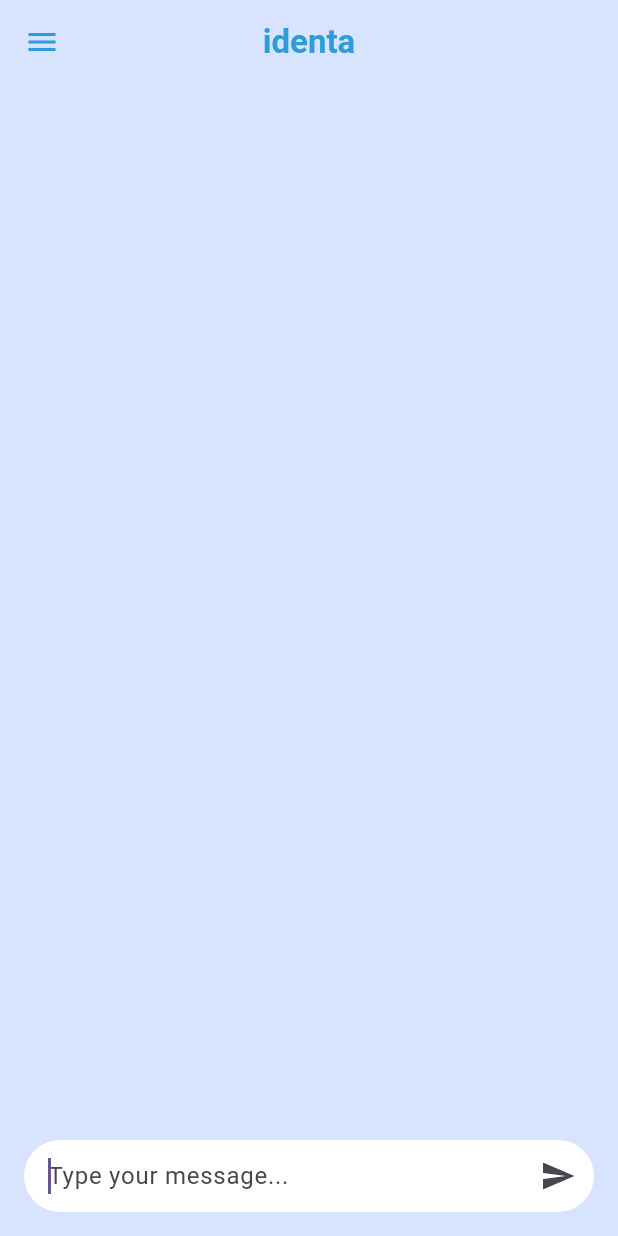
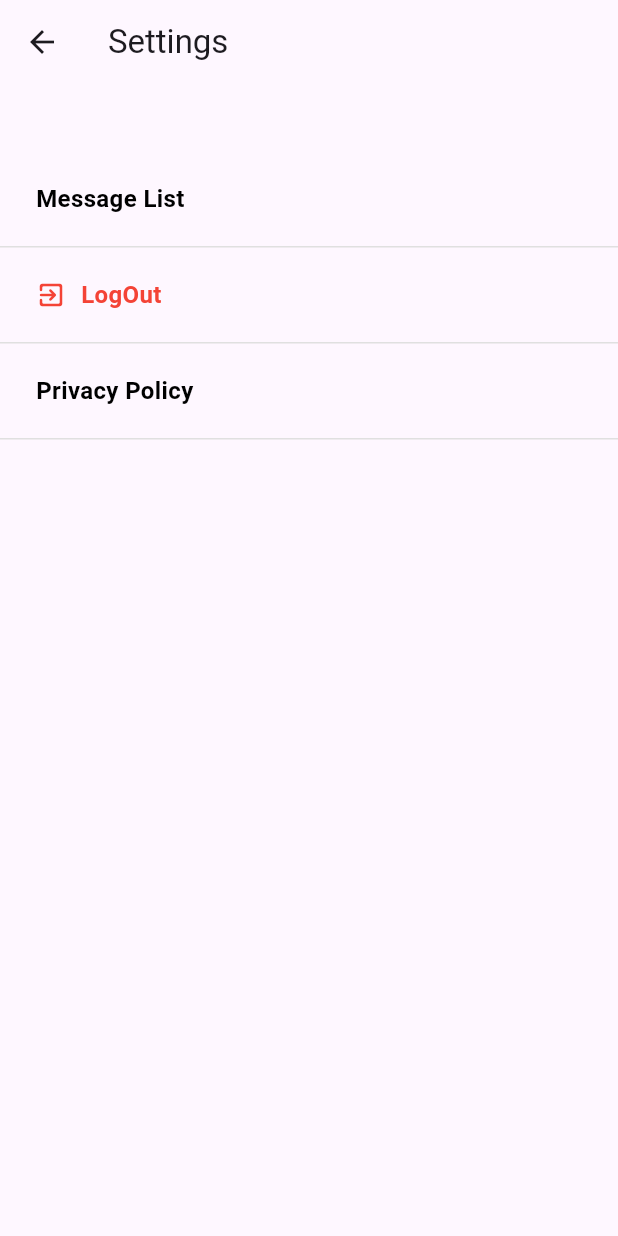
Before and after one commit to Mersaduv/identa-sample, a Flutter app: the screen it shows after launch, after a tap on the "menu" icon, on a phone screen of 412 x 824 dp. Run offline on Flutter 3.47's test engine with Material 2 defaults, Android fonts, the phone set to English and light mode, and no system bars; our stand-ins replace get; missing offline and left inert: flutter_appauth.

Commit message:
-add setting -add get route page -add logout

```diff
--- /dev/null
+++ b/lib/constants/config.dart
@@ -0,0 +1,9 @@
+import 'package:flutter/material.dart';
+import 'package:get/get.dart';
+
+class PageRoutes {
+  PageRoutes._();
+  static const String messages = '/messages';
+  static const String settings = '/settings';
+  static const String chat = '/chat';
+}
--- /dev/null
+++ b/lib/constants/text_styles.dart
@@ -0,0 +1,26 @@
+import 'package:flutter/material.dart';
+
+class MyTextStyles {
+  MyTextStyles._();
+
+  static const header = TextStyle(fontSize: 30, fontWeight: FontWeight.bold);
+  static const header2 = TextStyle(fontSize: 24, fontWeight: FontWeight.bold);
+  static const caption =
+      TextStyle(fontSize: 23, fontWeight: FontWeight.normal, height: 2.5);
+  static const button =
+      TextStyle(fontSize: 17, fontWeight: FontWeight.bold, color: Colors.white);
+  static const appbar = TextStyle(
+      fontSize: 19, fontWeight: FontWeight.normal, color: Colors.black);
+  static const textfield = TextStyle(
+      fontSize: 17, fontWeight: FontWeight.normal, color: Colors.black);
+
+  static const small = TextStyle(
+      fontSize: 14, fontWeight: FontWeight.normal, color: Colors.grey);
+  static const headline = TextStyle(
+      fontSize: 16, fontWeight: FontWeight.normal, color: Colors.black);
+  static const title =
+      TextStyle(fontSize: 17, fontWeight: FontWeight.bold, color: Colors.black);
+
+  static const chat =
+      TextStyle(fontSize: 14, fontWeight: FontWeight.bold, color: Colors.white);
+}
--- a/lib/main.dart
+++ b/lib/main.dart
@@ -1,17 +1,21 @@
 import 'package:flutter/material.dart';
+import 'package:get/get.dart';
 import 'package:identa/screens/chat.dart';
+import 'package:identa/screens/settings/view.dart';
+import 'constants/config.dart';
+import 'package:identa/screens/ChatPage.dart';
 
 void main() {
   runApp(const MyApp());
 }
 
 class MyApp extends StatelessWidget {
-  const MyApp({super.key});
+  const MyApp({Key? key}) : super(key: key);
 
   // This widget is the root of your application.
   @override
   Widget build(BuildContext context) {
-    return MaterialApp(
+    return GetMaterialApp(
       title: 'Flutter Demo',
       theme: ThemeData(
         // This is the theme of your application.
@@ -32,7 +36,12 @@ class MyApp extends StatelessWidget {
         colorScheme: ColorScheme.fromSeed(seedColor: Colors.deepPurple),
         useMaterial3: true,
       ),
-      home: const ChatScreen(),
+      initialRoute: PageRoutes.chat,
+      getPages: [
+        GetPage(name: PageRoutes.chat, page: () => const ChatScreen()),
+        GetPage(name: PageRoutes.messages, page: () => ChatPage()),
+        GetPage(name: PageRoutes.settings, page: () => Settings())
+      ],
     );
   }
 }
--- a/lib/screens/chat.dart
+++ b/lib/screens/chat.dart
@@ -9,10 +9,10 @@ import 'package:identa/services/apis/api.dart';
 import 'package:identa/widgets/text_field.dart';
 
 class ChatScreen extends StatefulWidget {
-  const ChatScreen({super.key});
+  const ChatScreen({Key? key}) : super(key: key);
 
   @override
-  _ChatScreenState createState() => _ChatScreenState();
+  State<ChatScreen> createState() => _ChatScreenState();
 }
 
 class _ChatScreenState extends State<ChatScreen> {
--- /dev/null
+++ b/lib/screens/settings/setting_item.widget.dart
@@ -0,0 +1,53 @@
+import 'package:flutter/material.dart';
+import 'package:identa/constants/text_styles.dart';
+
+class SettingItemWidget extends StatelessWidget {
+  final String title;
+  final VoidCallback? onTapped;
+  final IconData? prefixIcon;
+  final bool isInRed;
+  final Future<Null>? Function() onPressed;
+  const SettingItemWidget(
+      {Key? key,
+      required this.onPressed,
+      this.onTapped,
+      this.prefixIcon,
+      required this.title,
+      this.isInRed = false})
+      : super(key: key);
+
+  @override
+  Widget build(BuildContext context) {
+    return Container(
+      decoration: BoxDecoration(
+          border: Border(
+              bottom: BorderSide(color: Colors.grey.shade300, width: 1))),
+      width: double.infinity,
+      child: InkWell(
+        onTap: onPressed, // use onPressed as the callback
+        child: Padding(
+          padding: const EdgeInsets.symmetric(horizontal: 24, vertical: 20),
+          child: prefixIcon != null
+              ? Row(
+                  mainAxisAlignment: MainAxisAlignment.start,
+                  crossAxisAlignment: CrossAxisAlignment.center,
+                  children: [
+                    Padding(
+                        padding: const EdgeInsets.only(right: 10),
+                        child: Icon(prefixIcon,
+                            size: 20,
+                            color: isInRed ? Colors.red : Colors.black)),
+                    _title
+                  ],
+                )
+              : _title,
+        ),
+      ),
+    );
+  }
+
+  Widget get _title => Text(title,
+      style: MyTextStyles.headline.copyWith(
+          color: isInRed ? Colors.red : Colors.black,
+          fontWeight: FontWeight.bold));
+}
--- /dev/null
+++ b/lib/screens/settings/view.dart
@@ -0,0 +1,62 @@
+import 'package:flutter/material.dart';
+import 'package:get/get.dart';
+import 'package:identa/constants/config.dart';
+import 'package:identa/constants/text_styles.dart';
+import 'package:identa/screens/ChatPage.dart';
+import 'package:identa/services/auth/auth_service.dart';
+
+import 'setting_item.widget.dart';
+
+class Settings extends StatelessWidget {
+  Settings({Key? key}) : super(key: key);
+
+  @override
+  Widget build(BuildContext context) {
+    AuthService _authService = AuthService();
+
+    return Scaffold(
+      appBar: AppBar(
+        title: const Text('Settings'),
+        leading: IconButton(
+          padding: EdgeInsets.zero,
+          onPressed: () => Get.back(),
+          icon: const Icon(Icons.arrow_back),
+        ),
+      ),
+      body: SafeArea(
+        child: Column(
+          mainAxisAlignment: MainAxisAlignment.start,
+          crossAxisAlignment: CrossAxisAlignment.center,
+          children: [
+            Padding(
+              padding: const EdgeInsets.only(bottom: 30, top: 15),
+            ),
+            SettingItemWidget(
+              onTapped: () {},
+              title: 'Message List',
+              onPressed: () => Get.to(ChatPage()),
+            ),
+            SettingItemWidget(
+              onPressed: () async {
+                try {
+                  await _authService.logOut();
+                } catch (e) {
+                  print(e.toString()); // print the error message to console
+                }
+              },
+              onTapped: () {},
+              title: 'LogOut',
+              isInRed: true,
+              prefixIcon: Icons.exit_to_app_rounded,
+            ),
+            SettingItemWidget(
+              onTapped: () {},
+              title: 'Privacy Policy',
+              onPressed: () async {},
+            ),
+          ],
+        ),
+      ),
+    );
+  }
+}
--- a/lib/services/auth/auth_service.dart
+++ b/lib/services/auth/auth_service.dart
@@ -5,7 +5,7 @@ class AuthService {
   final String _redirectUrl = 'com.tooskatech.identa:/oauthredirect';
   final String _discoveryUrl =
       'https://auth.tooskatech.com/realms/identa/.well-known/openid-configuration';
-
+  String? _idToken;
   final List<String> _scopes = <String>[
     'openid',
     'profile',
@@ -13,10 +13,6 @@ class AuthService {
     'offline_access'
   ];
   final FlutterAppAuth _appAuth = const FlutterAppAuth();
-  // constructor
-  AuthService() {
-    // initialize the authorization service configuration
-  }
 
   Future<AuthorizationTokenResponse?> signInWithAutoCodeExchange(
       {bool preferEphemeralSession = false}) async {
@@ -31,14 +27,41 @@ class AuthService {
         preferEphemeralSession: preferEphemeralSession,
       ),
     );
-
+    _idToken = result?.idToken;
     return result;
   }
 
-  // void _processAuthTokenResponse(TokenResponse? response) {
-  //   var accessToken = response!.accessToken!;
-  //   var idToken = response.idToken!;
-  //   var refreshToken = response.refreshToken!;
-  //   var tokeExpiry = response.accessTokenExpirationDateTime!.toIso8601String();
+  // Future<void> logOut() async {
+  //   try {
+  //     await _appAuth.endSession(EndSessionRequest(
+  //         idTokenHint: _idToken ?? "",
+  //         postLogoutRedirectUrl: _redirectUrl,
+  //         serviceConfiguration: const AuthorizationServiceConfiguration(
+  //             authorizationEndpoint:
+  //                 'https://auth.tooskatech.com/realms/identa/protocol/openid-connect/logout',
+  //             tokenEndpoint:
+  //                 'https://auth.tooskatech.com/realms/identa/protocol/openid-connect/logout',
+  //             endSessionEndpoint:
+  //                 'https://auth.tooskatech.com/realms/identa/protocol/openid-connect/logout')));
+  //   } catch (e) {
+  //     print(e);
+  //   }
+  //   _idToken = null;
   // }
+
+  Future<void> logOut() async {
+    try {
+      await _appAuth.endSession(EndSessionRequest(
+          idTokenHint: _idToken,
+          serviceConfiguration: const AuthorizationServiceConfiguration(
+              authorizationEndpoint:
+                  'https://auth.tooskatech.com/realms/identa/protocol/openid-connect/logout',
+              tokenEndpoint:
+                  'https://auth.tooskatech.com/realms/identa/protocol/openid-connect/logout',
+              endSessionEndpoint:
+                  'https://auth.tooskatech.com/realms/identa/protocol/openid-connect/logout')));
+    } catch (e) {
+      print(e);
+    }
+  }
 }
--- a/lib/widgets/app_bar.dart
+++ b/lib/widgets/app_bar.dart
@@ -1,4 +1,8 @@
 import 'package:flutter/material.dart';
+import 'package:flutter/cupertino.dart';
+import 'package:get/get.dart';
+import 'package:identa/constants/config.dart';
+import 'package:identa/screens/settings/view.dart';
 
 class CustomAppBar extends StatelessWidget implements PreferredSizeWidget {
   const CustomAppBar({super.key});
@@ -12,9 +16,7 @@ class CustomAppBar extends StatelessWidget implements PreferredSizeWidget {
       leading: IconButton(
         icon: const Icon(Icons.menu,
             color: Color(0xFF2D9CDB)), // Set the color of the burger menu icon
-        onPressed: () {
-          // Open the menu
-        },
+        onPressed: () => Get.to(Settings()),
       ),
       title: const Text(
         'identa',
--- a/pubspec.yaml
+++ b/pubspec.yaml
@@ -37,6 +37,7 @@ dependencies:
   cupertino_icons: ^1.0.2
   http: ^0.13.6
   flutter_appauth: ^6.0.0
+  get: ^4.6.5
 
 dev_dependencies:
   flutter_test:
```
Also changed, not shown: lib/Data/chat/chatData.dart (added, +37 -0 lines), lib/models/chat/ChatModel.dart (added, +19 -0 lines), lib/screens/ChatPage.dart (added, +24 -0 lines), lib/widgets/chat/chat_item.dart (added, +65 -0 lines), lib/widgets/chat/inboxItem.dart (added, +35 -0 lines), pubspec.lock.
